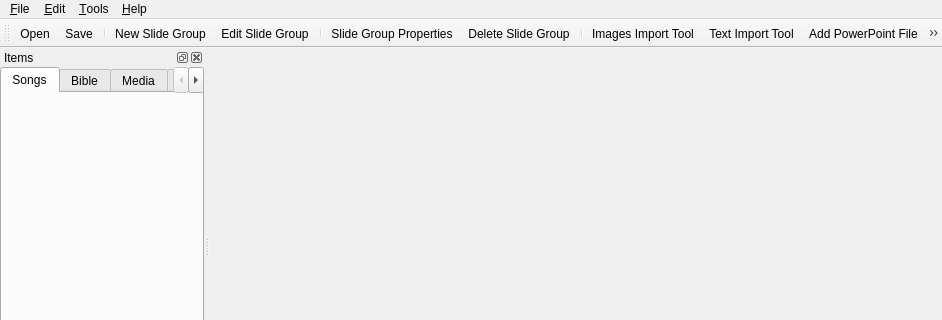
Qt form src/mainwindow.ui (google-code-export/dviz) before a commit; both pictures show x 0 to 942 and y 0 to 320 of the 942 by 465 pixel window.
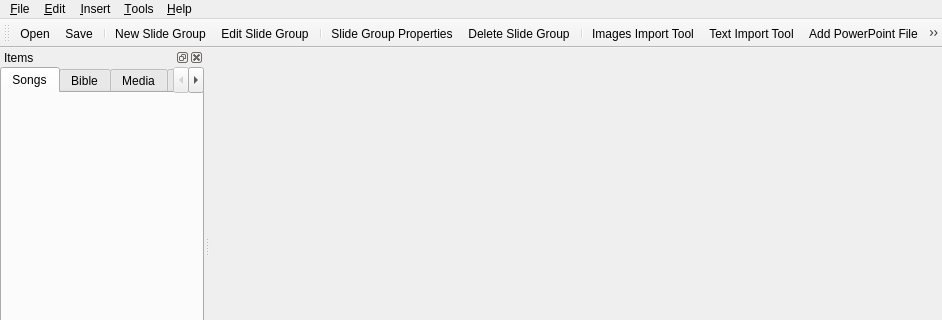
The same form after that commit. Icons and pictures are not drawn.

Commit message: Fixed Issue #11 - auto-play in media browser is now user selectable. Fixed Issue #13 - play/pause buttons now available for background videos.

```diff
--- a/src/mainwindow.ui
+++ b/src/mainwindow.ui
@@ -67,13 +67,17 @@
     <addaction name="actionImages_Import_Tool"/>
     <addaction name="actionText_Import_Tool"/>
     <addaction name="separator"/>
-    <addaction name="actionAdd_PowerPoint_File"/>
-    <addaction name="separator"/>
+   </widget>
+   <widget class="QMenu" name="menu_Insert">
+    <property name="title">
+     <string>&amp;Insert</string>
+    </property>
     <addaction name="actionImport_Slide_Group"/>
     <addaction name="actionAdd_Group_Player"/>
    </widget>
    <addaction name="menuFile"/>
    <addaction name="menuEdit"/>
+   <addaction name="menu_Insert"/>
    <addaction name="menuTools"/>
    <addaction name="menuHelp"/>
   </widget>
```
Left out of the diff: 1 changed line with no effect on the pictures. The commit also changes 5 other files.
